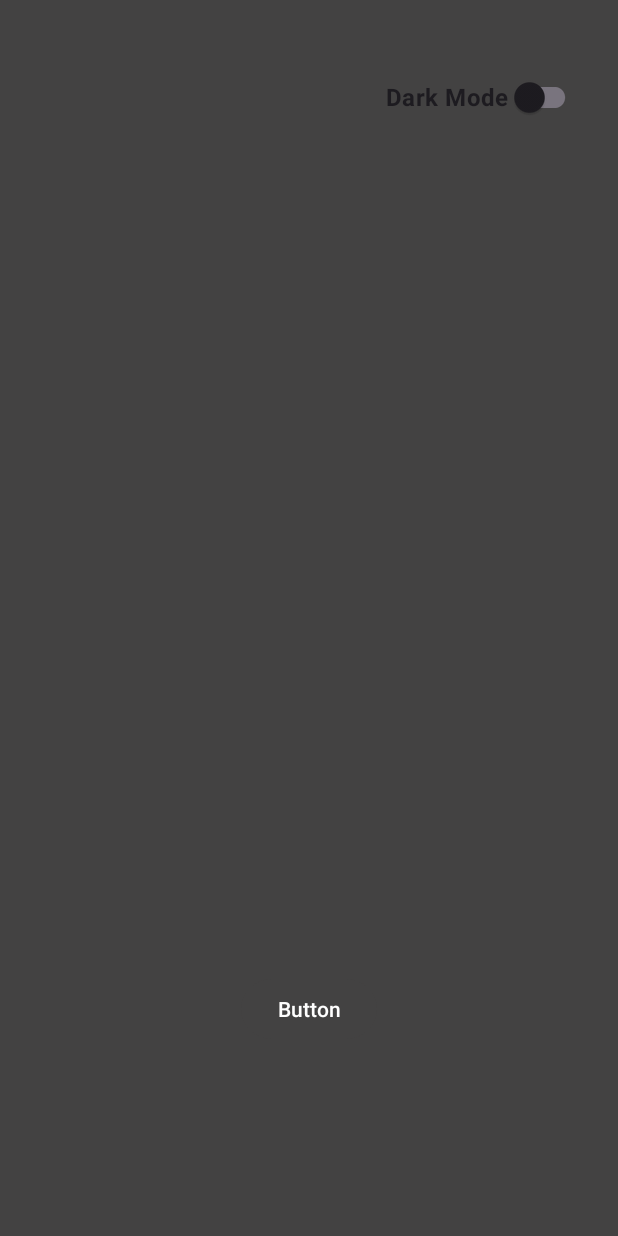
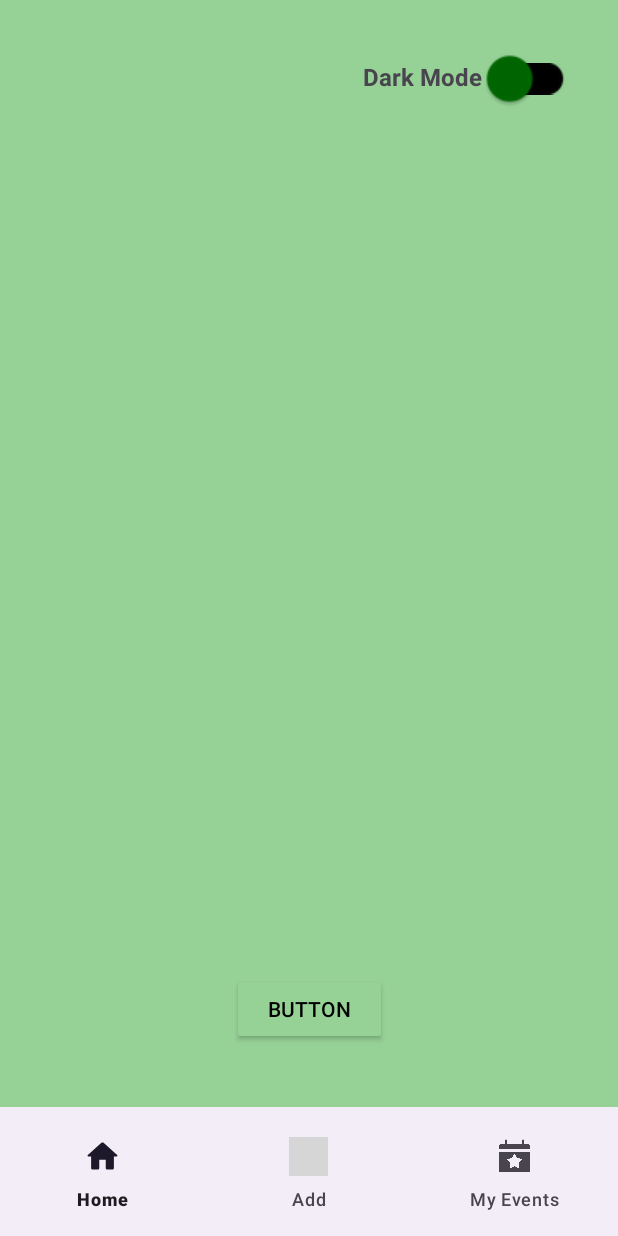
Before and after one commit to IndyShivy/Countdown, an Android app: the screen it shows after launch (MainActivity before the commit, HomeActivity after it), on a phone screen of 412 x 824 dp. Before the commit the screen is almost empty. Run offline under Robolectric (Android 15) with nearby library versions, the light colour scheme and no system bars; grey boxes are pictures that could not be loaded.

Commit message:
Added dark mode switcher Layout set to be activity based Light and Dark mode separation of color Nav button integration

```diff
--- /dev/null
+++ b/app/src/main/java/com/indyinc/countdown/HomeActivity.java
@@ -0,0 +1,85 @@
+package com.indyinc.countdown;
+
+import android.content.Intent;
+import android.content.SharedPreferences;
+import android.os.Bundle;
+import android.preference.PreferenceManager;
+import android.view.MenuItem;
+import android.widget.Switch;
+
+import androidx.annotation.NonNull;
+import androidx.appcompat.app.AppCompatActivity;
+import androidx.appcompat.app.AppCompatDelegate;
+import androidx.appcompat.widget.SwitchCompat;
+import com.google.android.material.switchmaterial.SwitchMaterial;
+
+
+
+import com.google.android.material.bottomnavigation.BottomNavigationView;
+import com.google.android.material.navigation.NavigationBarView;
+
+public class HomeActivity extends AppCompatActivity {
+
+    private static final String IS_DARK_THEME = "IS_DARK_THEME";
+    private boolean isDarkTheme;
+    BottomNavigationView bottomNavigationView;
+    SwitchMaterial darkModeSwitch;
+
+
+    @Override
+    protected void onCreate(Bundle savedInstanceState) {
+        super.onCreate(savedInstanceState);
+
+        // Get the app's theme from shared preferences then set it as the app's theme
+        SharedPreferences sharedPreferences = PreferenceManager.getDefaultSharedPreferences(this);
+        isDarkTheme = sharedPreferences.getBoolean(IS_DARK_THEME, false);
+        System.out.println("isDarkTheme: " + isDarkTheme);
+        AppCompatDelegate.setDefaultNightMode(isDarkTheme ? AppCompatDelegate.MODE_NIGHT_YES : AppCompatDelegate.MODE_NIGHT_NO);
+        setContentView(R.layout.activity_home);
+
+
+        bottomNavigationView = findViewById(R.id.navigationView);
+        bottomNavigationView.setOnItemSelectedListener(navItemSelectedListener);
+        darkModeSwitch = findViewById(R.id.darkModeSwitch);
+
+        //set the switch to the correct state
+        darkModeSwitch.setChecked(isDarkTheme);
+
+        //switch listener
+        darkModeSwitch.setOnCheckedChangeListener((buttonView, isChecked) -> {
+           //get the switch state and save it to shared preferences
+            SharedPreferences.Editor editor = sharedPreferences.edit();
+            editor.putBoolean(IS_DARK_THEME, isChecked);
+            editor.apply();
+
+            //set the app's theme
+            AppCompatDelegate.setDefaultNightMode(isChecked ? AppCompatDelegate.MODE_NIGHT_YES : AppCompatDelegate.MODE_NIGHT_NO);
+
+            //recreate the activity to apply the theme
+            recreate();
+        });
+    }
+
+    private final NavigationBarView.OnItemSelectedListener  navItemSelectedListener = new NavigationBarView.OnItemSelectedListener() {
+        @Override
+        public boolean onNavigationItemSelected(@NonNull MenuItem item) {
+            Intent intent = null;
+
+            int id = item.getItemId();
+            if (id == R.id.menu_home) {
+                return true;
+            } else if (id == R.id.menu_add) {
+                intent = new Intent(HomeActivity.this, AddActivity.class);
+            } else if (id == R.id.menu_myevents) {
+                intent = new Intent(HomeActivity.this, MyEventsActivity.class);
+            }
+
+            if (intent != null) {
+                startActivity(intent);
+                return true;
+            }
+
+            return false;
+        }
+    };
+}
--- a/app/src/main/java/com/indyinc/countdown/MainActivity.java
+++ /dev/null
@@ -1,37 +0,0 @@
-package com.indyinc.countdown;
-
-import androidx.appcompat.app.AppCompatActivity;
-import android.os.Bundle;
-
-import android.content.SharedPreferences;
-import android.preference.PreferenceManager;
-import androidx.appcompat.widget.SwitchCompat;
-
-
-public class MainActivity extends AppCompatActivity {
-
-    private static final String IS_DARK_THEME = "IS_DARK_THEME";
-
-    @Override
-    protected void onCreate(Bundle savedInstanceState) {
-        super.onCreate(savedInstanceState);
-
-        // Load the theme from SharedPreferences
-        SharedPreferences sharedPreferences = PreferenceManager.getDefaultSharedPreferences(this);
-        boolean isDarkTheme = sharedPreferences.getBoolean(IS_DARK_THEME, false);
-        setTheme(isDarkTheme ? R.style.Theme_Countdown_Dark : R.style.Theme_Countdown_Light);
-
-        setContentView(R.layout.activity_main);
-
-        SwitchCompat darkModeSwitch = findViewById(R.id.darkModeSwitch);
-        darkModeSwitch.setChecked(isDarkTheme);
-
-        darkModeSwitch.setOnCheckedChangeListener((buttonView, isChecked) -> {
-            // Save the theme in SharedPreferences
-            sharedPreferences.edit().putBoolean(IS_DARK_THEME, isChecked).apply();
-
-            // Recreate the activity for the theme change to take effect
-            recreate();
-        });
-    }
-}
--- a/app/src/main/res/color/my_dark_primary.xml
+++ b/app/src/main/res/color/my_dark_primary.xml
@@ -1,10 +1,5 @@
 <?xml version="1.0" encoding="utf-8"?>
 <selector xmlns:android="http://schemas.android.com/apk/res/android">
-
-    <!-- The color to use for the background of a selected item. -->
-    <item android:color="#D83F3F" android:state_selected="true" />
-    <!-- The color to use for the background of a pressed item. -->
-    <item android:color="#A88585" android:state_pressed="true" />
     <!-- The default background color. -->
     <item android:color="#EC3939" />
 </selector>
--- a/app/src/main/res/color/my_light_primary.xml
+++ b/app/src/main/res/color/my_light_primary.xml
@@ -1,10 +1,5 @@
 <?xml version="1.0" encoding="utf-8"?>
 <selector xmlns:android="http://schemas.android.com/apk/res/android">
+    <item android:color="#96D196" />
 
-    <!-- The color to use for the background of a selected item. -->
-    <item android:color="#434242" android:state_selected="true" />
-    <!-- The color to use for the background of a pressed item. -->
-    <item android:color="#434242" android:state_pressed="true" />
-    <!-- The default background color. -->
-    <item android:color="#434242" />
 </selector>
--- /dev/null
+++ b/app/src/main/res/drawable/home_round.xml
@@ -0,0 +1,5 @@
+<vector android:height="24dp" android:tint="#000000"
+    android:viewportHeight="24" android:viewportWidth="24"
+    android:width="24dp" xmlns:android="http://schemas.android.com/apk/res/android">
+    <path android:fillColor="@android:color/white" android:pathData="M10,19v-5h4v5c0,0.55 0.45,1 1,1h3c0.55,0 1,-0.45 1,-1v-7h1.7c0.46,0 0.68,-0.57 0.33,-0.87L12.67,3.6c-0.38,-0.34 -0.96,-0.34 -1.34,0l-8.36,7.53c-0.34,0.3 -0.13,0.87 0.33,0.87H5v7c0,0.55 0.45,1 1,1h3c0.55,0 1,-0.45 1,-1z"/>
+</vector>
--- /dev/null
+++ b/app/src/main/res/layout/activity_home.xml
@@ -0,0 +1,63 @@
+<?xml version="1.0" encoding="utf-8"?>
+<androidx.constraintlayout.widget.ConstraintLayout xmlns:android="http://schemas.android.com/apk/res/android"
+    xmlns:app="http://schemas.android.com/apk/res-auto"
+    xmlns:tools="http://schemas.android.com/tools"
+    android:layout_width="match_parent"
+    android:layout_height="match_parent"
+    tools:context=".HomeActivity">
+
+    <Button
+        android:id="@+id/button"
+        style="@style/buttonStyle"
+        android:layout_width="wrap_content"
+        android:layout_height="wrap_content"
+        android:text="Button"
+        app:layout_constraintBottom_toBottomOf="parent"
+        app:layout_constraintEnd_toEndOf="parent"
+        app:layout_constraintStart_toStartOf="parent"
+        app:layout_constraintTop_toTopOf="parent"
+        app:layout_constraintVertical_bias="0.836" />
+
+
+    <LinearLayout
+        android:layout_width="180dp"
+        android:layout_height="59dp"
+        android:orientation="horizontal"
+        app:layout_constraintBottom_toBottomOf="parent"
+        app:layout_constraintEnd_toEndOf="parent"
+        app:layout_constraintHorizontal_bias="1.0"
+        app:layout_constraintStart_toStartOf="parent"
+        app:layout_constraintTop_toTopOf="parent"
+        app:layout_constraintVertical_bias="0.037">
+
+        <TextView
+            android:layout_width="wrap_content"
+            android:layout_height="wrap_content"
+            android:layout_marginStart="10dp"
+            android:paddingRight="10dp"
+            android:text="Dark Mode"
+            android:textSize="16sp"
+            android:textStyle="bold" />
+
+        <com.google.android.material.switchmaterial.SwitchMaterial
+            android:id="@+id/darkModeSwitch"
+            android:layout_width="wrap_content"
+            android:layout_height="wrap_content"
+            android:scaleX="1.5"
+            android:scaleY="1.5"
+            app:thumbTint="#006701"
+            app:trackTint="@color/black" />
+
+
+    </LinearLayout>
+
+    <com.google.android.material.bottomnavigation.BottomNavigationView
+        android:id="@+id/navigationView"
+        style="@style/CustomBottomNavigationView"
+        android:layout_width="match_parent"
+        android:layout_height="86dp"
+        android:layout_alignParentBottom="true"
+        app:layout_constraintBottom_toBottomOf="parent"
+        app:menu="@menu/frag_nav_menu"></com.google.android.material.bottomnavigation.BottomNavigationView>
+
+</androidx.constraintlayout.widget.ConstraintLayout>
--- a/app/src/main/res/layout/activity_main.xml
+++ /dev/null
@@ -1,35 +0,0 @@
-<?xml version="1.0" encoding="utf-8"?>
-<androidx.constraintlayout.widget.ConstraintLayout xmlns:android="http://schemas.android.com/apk/res/android"
-    xmlns:app="http://schemas.android.com/apk/res-auto"
-    xmlns:tools="http://schemas.android.com/tools"
-    android:layout_width="match_parent"
-    android:layout_height="match_parent"
-    android:background="#434242"
-    tools:context=".MainActivity" >
-
-    <Button
-        android:id="@+id/button"
-        android:layout_width="wrap_content"
-        android:layout_height="wrap_content"
-        android:text="Button"
-        app:layout_constraintBottom_toBottomOf="parent"
-        app:layout_constraintEnd_toEndOf="parent"
-        app:layout_constraintStart_toStartOf="parent"
-        app:layout_constraintTop_toTopOf="parent"
-        app:layout_constraintVertical_bias="0.836" />
-
-    <androidx.appcompat.widget.SwitchCompat
-        android:id="@+id/darkModeSwitch"
-        android:layout_width="wrap_content"
-        android:layout_height="wrap_content"
-        android:text="Dark Mode"
-        android:textSize="16sp"
-        android:textStyle="bold"
-        app:layout_constraintBottom_toBottomOf="parent"
-        app:layout_constraintEnd_toEndOf="parent"
-        app:layout_constraintHorizontal_bias="0.913"
-        app:layout_constraintStart_toStartOf="parent"
-        app:layout_constraintTop_toTopOf="parent"
-        app:layout_constraintVertical_bias="0.052" />
-
-</androidx.constraintlayout.widget.ConstraintLayout>
--- /dev/null
+++ b/app/src/main/res/menu/frag_nav_menu.xml
@@ -0,0 +1,19 @@
+<?xml version="1.0" encoding="utf-8"?>
+<menu xmlns:tools="http://schemas.android.com/tools"
+    xmlns:android="http://schemas.android.com/apk/res/android">
+    <item
+
+        android:id="@+id/menu_home"
+        android:icon="@drawable/home_round"
+        android:title="@string/Home" />
+
+    <item
+        android:id="@+id/menu_add"
+        android:icon="@drawable/add_round"
+        android:title="@string/add" />
+
+    <item
+        android:id="@+id/menu_myevents"
+        android:icon="@drawable/event_filled"
+        android:title="@string/my_events" />
+</menu>
--- a/app/src/main/res/values-night/themes.xml
+++ b/app/src/main/res/values-night/themes.xml
@@ -2,14 +2,21 @@
     <!-- Base application theme. -->
     <style name="Base.Theme.Countdown" parent="Theme.Material3.DayNight.NoActionBar">
         <!-- Customize your light theme here. -->
-        <item name="colorPrimary">@color/my_dark_primary</item>
+        <item name="android:windowBackground">@color/background_dark</item>
+        <item name="colorPrimary">@color/background_dark</item>
         <!-- Add more customization for your light theme here -->
     </style>
 
-    <style name="Theme.Countdown.Dark" parent="Base.Theme.Countdown">
-        <!-- Customize your dark theme here. -->
-        <item name="colorPrimary">@color/my_dark_primary</item>
-        <!-- Add more customization for your dark theme here -->
+    <style name="Theme.Countdown.Dark" parent="Base.Theme.Countdown"/>
+
+    <style name ="buttonStyle" parent="Widget.AppCompat.Button">
+        <item name="android:textColor">@color/black</item>
+        <item name="android:backgroundTint">@color/background_dark</item>
     </style>
 
+    <style name="CustomBottomNavigationView" parent="Widget.Design.BottomNavigationView">
+        <item name="itemIconSize">26sp</item>
+        <item name="itemPaddingTop">20dp</item>
+        <item name="itemPaddingBottom">20dp</item>
+    </style>
 </resources>
--- /dev/null
+++ b/app/src/main/res/values/MyEventsActivity.xml
@@ -0,0 +1,2 @@
+<?xml version="1.0" encoding="utf-8"?>
+<resources></resources>
--- a/app/src/main/res/values/colors.xml
+++ b/app/src/main/res/values/colors.xml
@@ -2,4 +2,7 @@
 <resources>
     <color name="black">#FF000000</color>
     <color name="white">#FFFFFFFF</color>
+    <color name="background_light">#96D196</color>
+    <color name="background_dark">#4E4E4E</color>
+    <color name="button_dark">#000000</color>
 </resources>
--- a/app/src/main/res/values/strings.xml
+++ b/app/src/main/res/values/strings.xml
@@ -1,3 +1,6 @@
 <resources>
     <string name="app_name">Countdown</string>
+    <string name="my_events">My Events</string>
+    <string name="add">Add</string>
+    <string name="Home">Home</string>
 </resources>
--- a/app/src/main/res/values/themes.xml
+++ b/app/src/main/res/values/themes.xml
@@ -1,15 +1,23 @@
 <resources xmlns:tools="http://schemas.android.com/tools">
     <!-- Base application theme. -->
     <style name="Base.Theme.Countdown" parent="Theme.Material3.DayNight.NoActionBar">
-        <!-- Customize your light theme here. -->
-        <item name="colorPrimary">@color/my_light_primary</item>
-        <!-- Add more customization for your light theme here -->
+
+        <item name="android:windowBackground">@color/background_light</item>
+        <item name="colorPrimary">@color/background_light</item>
+
     </style>
 
-    <style name="Theme.Countdown.Light" parent="Base.Theme.Countdown">
-        <!-- Customize your dark theme here. -->
-        <item name="colorPrimary">@color/my_light_primary</item>
-        <!-- Add more customization for your dark theme here -->
+    <style name="Theme.Countdown.Light" parent="Base.Theme.Countdown"/>
+
+    <style name ="buttonStyle" parent="Widget.AppCompat.Button">
+        <item name="android:textColor">@color/black</item>
+        <item name="android:backgroundTint">@color/background_light</item>
+    </style>
+
+    <style name="CustomBottomNavigationView" parent="Widget.Design.BottomNavigationView">
+        <item name="itemIconSize">26sp</item>
+        <item name="itemPaddingTop">20dp</item>
+        <item name="itemPaddingBottom">20dp</item>
     </style>
 
 </resources>
```
Also changed, not shown: app/src/main/AndroidManifest.xml (+7 -1 lines), app/src/main/java/com/indyinc/countdown/AddActivity.java (added, +18 -0 lines), app/src/main/java/com/indyinc/countdown/MyEventsActivity.java (added, +14 -0 lines), app/src/main/res/layout/activity_my_events.xml (added, +9 -0 lines), app/src/main/res/layout/all_nav.xml (added, +21 -0 lines), app/src/main/res/drawable/event_empty.png (added), app/src/main/res/drawable/event_filled.png (added).
